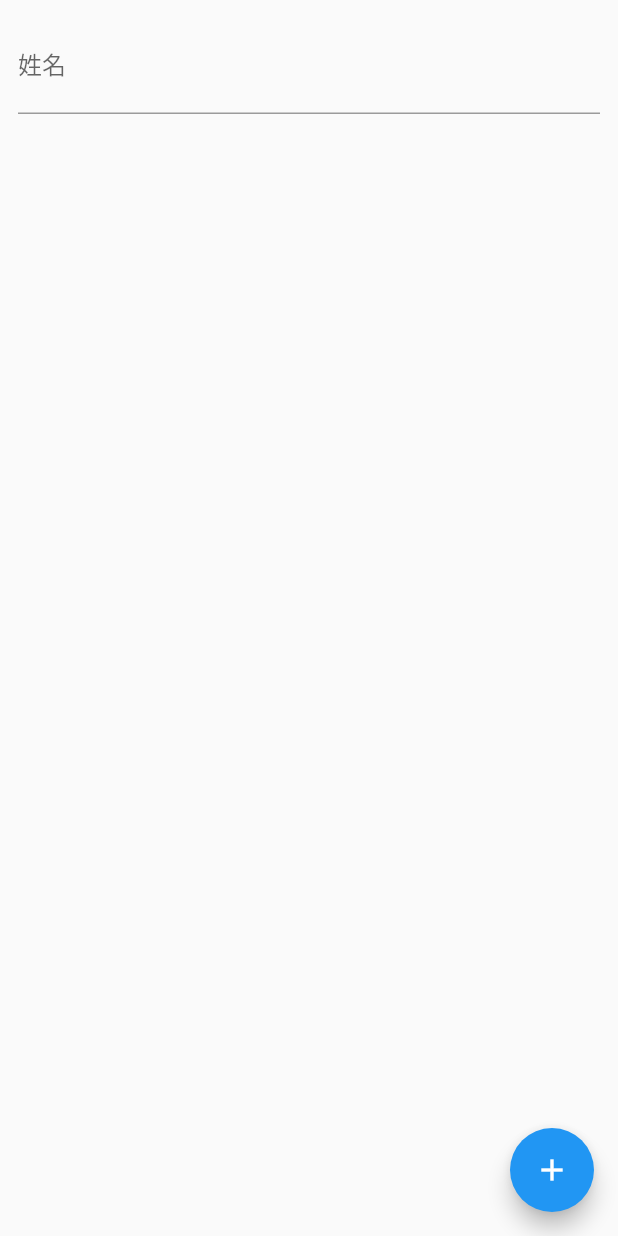
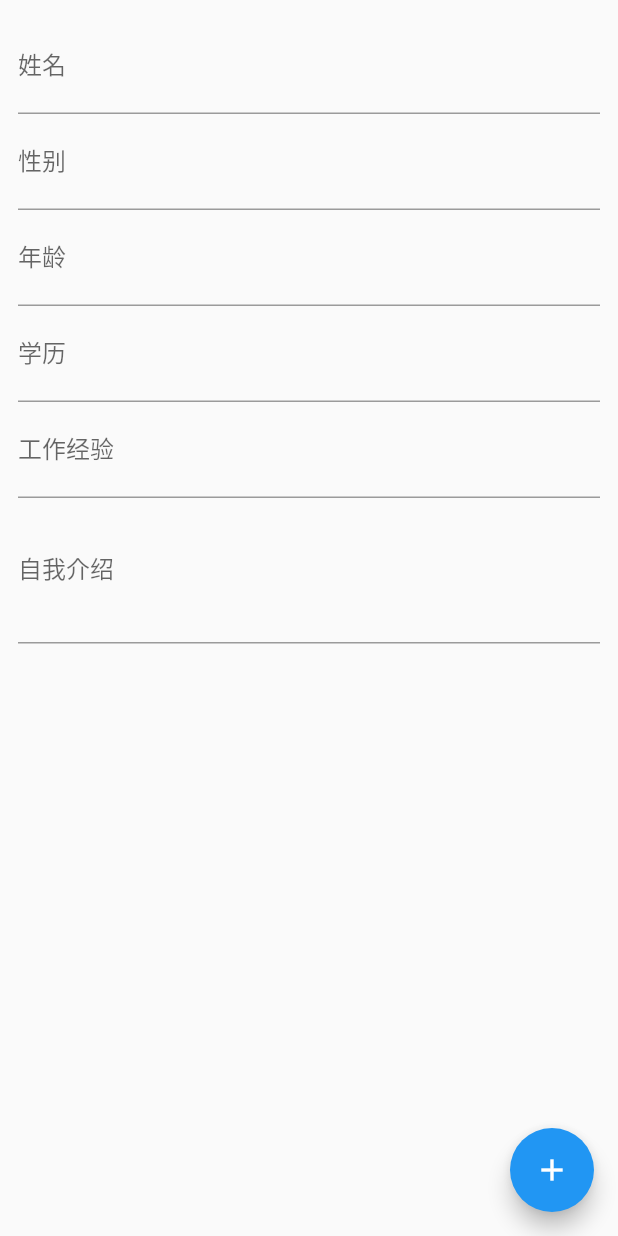
Before and after one commit to pashangshangpo/resume-app, a Flutter app: the screen it shows after launch, after a tap on the "add" icon, on a phone screen of 412 x 824 dp. Run offline on Flutter 3.47's test engine with Material 2 defaults, Android fonts, the phone set to English and light mode, and no system bars.

Commit message:
chore: 添加 infoList 配置

```diff
--- a/lib/pages/home.dart
+++ b/lib/pages/home.dart
@@ -14,14 +14,8 @@ class HomePage extends StatefulWidget {
 }
 
 class _HomePageState extends State<HomePage> {
-  TextEditingController _nameController = new TextEditingController();
-  TextEditingController _sexController = new TextEditingController();
-  TextEditingController _ageController = new TextEditingController();
-  TextEditingController _educationController = new TextEditingController();
-  TextEditingController _fixedNumberYearController = new TextEditingController();
-  TextEditingController _introduceController = new TextEditingController();
+  var fileName = 'resume_v1.json';
 
-  var fileName = 'resume_v1.json';
   List infoList = [
     {
       'type': 'TextField',
@@ -31,7 +25,53 @@ class _HomePageState extends State<HomePage> {
           hintText: '请输入姓名',
         ),
       }
-    }
+    },
+    {
+      'type': 'TextField',
+      'config': {
+        'decoration': InputDecoration(
+          labelText: '性别',
+          hintText: '请输入性别',
+        ),
+      }
+    },
+    {
+      'type': 'TextField',
+      'config': {
+        'decoration': InputDecoration(
+          labelText: '年龄',
+          hintText: '请输入年龄',
+        ),
+      }
+    },
+    {
+      'type': 'TextField',
+      'config': {
+        'decoration': InputDecoration(
+          labelText: '学历',
+          hintText: '请输入学历',
+        ),
+      }
+    },
+    {
+      'type': 'TextField',
+      'config': {
+        'decoration': InputDecoration(
+          labelText: '工作经验',
+          hintText: '请输入工作经验',
+        ),
+      }
+    },
+    {
+      'type': 'TextField',
+      'config': {
+        'maxLines': 3,
+        'decoration': InputDecoration(
+          labelText: '自我介绍',
+          hintText: '请输入自我介绍',
+        ),
+      }
+    },
   ];
 
   @override
@@ -39,11 +79,8 @@ class _HomePageState extends State<HomePage> {
     super.initState();
 
     void _init() async {
-      File resumeFile = await _getFile(fileName);
-      Map resume = json.decode(await resumeFile.readAsString());
-
-      _nameController.text = resume['name'];
-      _sexController.text = resume['sex'];
+      // File resumeFile = await _getFile(fileName);
+      // Map resume = json.decode(await resumeFile.readAsString());
     }
 
     _init();
@@ -56,25 +93,27 @@ class _HomePageState extends State<HomePage> {
   }
 
   void _saveData() async {
-    File resumeFile = await _getFile(fileName);
+    // File resumeFile = await _getFile(fileName);
 
-    resumeFile.writeAsString(json.encode({
-      'name': _nameController.text,
-      'sex': _sexController.text,
-    }));
+    // resumeFile.writeAsString(json.encode({
+    //   'name': _nameController.text,
+    //   'sex': _sexController.text,
+    // }));
   }
 
   @override
   Widget build(BuildContext context) {
     var inputList = infoList.map<Widget>((info) {
       String type = info['type'];
+      Map config = info['config'];
       var infoText;
 
       switch (type) {
         case 'TextField':
           infoText = new TextField(
             controller: new TextEditingController(),
-            decoration: info['config']['decoration'],
+            maxLines: config['maxLines'],
+            decoration: config['decoration'],
           );
 
           break;
```
